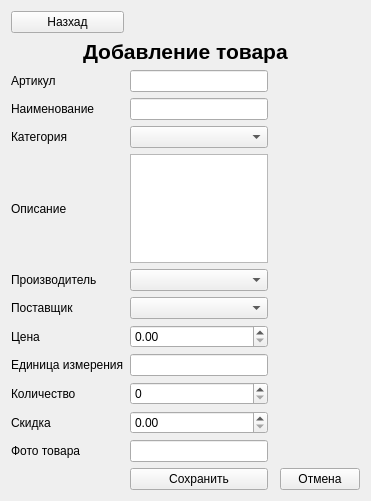
dcherep/funicture, file add_product.ui: the form before one commit.
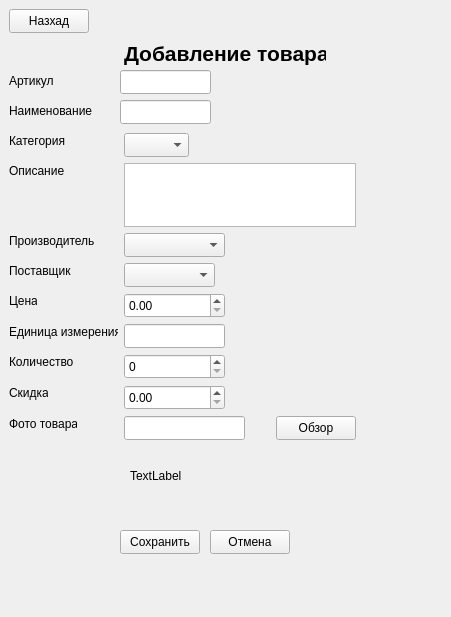
The form after the commit.

The edit to the form file:
```diff
--- a/add_product.ui
+++ b/add_product.ui
@@ -6,132 +6,306 @@
    <rect>
     <x>0</x>
     <y>0</y>
-    <width>371</width>
-    <height>501</height>
+    <width>451</width>
+    <height>617</height>
    </rect>
   </property>
   <property name="windowTitle">
    <string>Form</string>
   </property>
-  <layout class="QGridLayout" name="gridLayout">
-   <item row="13" column="0">
     <widget class="QLabel" name="label_9">
+   <property name="geometry">
+    <rect>
+     <x>9</x>
+     <y>324</y>
+     <width>109</width>
+     <height>16</height>
+    </rect>
+   </property>
      <property name="text">
       <string>Единица измерения</string>
      </property>
     </widget>
-   </item>
-   <item row="10" column="0">
     <widget class="QLabel" name="label_6">
+   <property name="geometry">
+    <rect>
+     <x>9</x>
+     <y>233</y>
+     <width>85</width>
+     <height>16</height>
+    </rect>
+   </property>
      <property name="text">
       <string>Производитель</string>
      </property>
     </widget>
-   </item>
-   <item row="11" column="1">
-    <widget class="QComboBox" name="comboBox_3"/>
-   </item>
-   <item row="15" column="0">
+  <widget class="QComboBox" name="comboBox_3">
+   <property name="geometry">
+    <rect>
+     <x>124</x>
+     <y>263</y>
+     <width>91</width>
+     <height>24</height>
+    </rect>
+   </property>
+  </widget>
     <widget class="QLabel" name="label_11">
+   <property name="geometry">
+    <rect>
+     <x>9</x>
+     <y>385</y>
+     <width>39</width>
+     <height>16</height>
+    </rect>
+   </property>
      <property name="text">
       <string>Скидка</string>
      </property>
     </widget>
-   </item>
-   <item row="0" column="0">
-    <widget class="QPushButton" name="pushButton">
-     <property name="text">
-      <string>Назхад</string>
-     </property>
-    </widget>
-   </item>
-   <item row="13" column="1">
-    <widget class="QLineEdit" name="lineEdit_3"/>
-   </item>
-   <item row="14" column="0">
+  <widget class="QLineEdit" name="lineEdit_3">
+   <property name="geometry">
+    <rect>
+     <x>124</x>
+     <y>324</y>
+     <width>101</width>
+     <height>24</height>
+    </rect>
+   </property>
+  </widget>
     <widget class="QLabel" name="label_10">
+   <property name="geometry">
+    <rect>
+     <x>9</x>
+     <y>354</y>
+     <width>65</width>
+     <height>16</height>
+    </rect>
+   </property>
      <property name="text">
       <string>Количество</string>
      </property>
     </widget>
-   </item>
-   <item row="8" column="0">
     <widget class="QLabel" name="label_4">
+   <property name="geometry">
+    <rect>
+     <x>9</x>
+     <y>133</y>
+     <width>56</width>
+     <height>16</height>
+    </rect>
+   </property>
      <property name="text">
       <string>Категория</string>
      </property>
     </widget>
-   </item>
-   <item row="18" column="1">
     <widget class="QPushButton" name="pushButton_2">
+   <property name="geometry">
+    <rect>
+     <x>120</x>
+     <y>530</y>
+     <width>80</width>
+     <height>24</height>
+    </rect>
+   </property>
      <property name="text">
       <string>Сохранить</string>
      </property>
     </widget>
-   </item>
-   <item row="9" column="0">
     <widget class="QLabel" name="label_5">
+   <property name="geometry">
+    <rect>
+     <x>9</x>
+     <y>163</y>
+     <width>55</width>
+     <height>16</height>
+    </rect>
+   </property>
      <property name="text">
       <string>Описание</string>
      </property>
     </widget>
-   </item>
-   <item row="7" column="1">
-    <widget class="QLineEdit" name="lineEdit_2"/>
-   </item>
-   <item row="6" column="1">
-    <widget class="QLineEdit" name="lineEdit"/>
-   </item>
-   <item row="11" column="0">
     <widget class="QLabel" name="label_7">
+   <property name="geometry">
+    <rect>
+     <x>9</x>
+     <y>263</y>
+     <width>63</width>
+     <height>16</height>
+    </rect>
+   </property>
      <property name="text">
       <string>Поставщик</string>
      </property>
     </widget>
-   </item>
-   <item row="16" column="0">
     <widget class="QLabel" name="label_12">
+   <property name="geometry">
+    <rect>
+     <x>9</x>
+     <y>416</y>
+     <width>68</width>
+     <height>16</height>
+    </rect>
+   </property>
      <property name="text">
       <string>Фото товара</string>
      </property>
     </widget>
-   </item>
-   <item row="6" column="0">
     <widget class="QLabel" name="label_2">
+   <property name="geometry">
+    <rect>
+     <x>9</x>
+     <y>73</y>
+     <width>46</width>
+     <height>16</height>
+    </rect>
+   </property>
      <property name="text">
       <string>Артикул</string>
      </property>
     </widget>
-   </item>
-   <item row="7" column="0">
     <widget class="QLabel" name="label_3">
+   <property name="geometry">
+    <rect>
+     <x>9</x>
+     <y>103</y>
+     <width>83</width>
+     <height>16</height>
+    </rect>
+   </property>
      <property name="text">
       <string>Наименование</string>
      </property>
     </widget>
-   </item>
-   <item row="18" column="3">
     <widget class="QPushButton" name="pushButton_3">
+   <property name="geometry">
+    <rect>
+     <x>210</x>
+     <y>530</y>
+     <width>80</width>
+     <height>24</height>
+    </rect>
+   </property>
      <property name="text">
       <string>Отмена</string>
      </property>
     </widget>
-   </item>
-   <item row="10" column="1">
-    <widget class="QComboBox" name="comboBox_2"/>
-   </item>
-   <item row="8" column="1">
-    <widget class="QComboBox" name="comboBox"/>
-   </item>
-   <item row="12" column="0">
+  <widget class="QComboBox" name="comboBox_2">
+   <property name="geometry">
+    <rect>
+     <x>124</x>
+     <y>233</y>
+     <width>101</width>
+     <height>24</height>
+    </rect>
+   </property>
+  </widget>
     <widget class="QLabel" name="label_8">
+   <property name="geometry">
+    <rect>
+     <x>9</x>
+     <y>293</y>
+     <width>28</width>
+     <height>16</height>
+    </rect>
+   </property>
      <property name="text">
       <string>Цена</string>
      </property>
     </widget>
-   </item>
-   <item row="1" column="0" colspan="4" alignment="Qt::AlignmentFlag::AlignHCenter|Qt::AlignmentFlag::AlignVCenter">
+  <widget class="QDoubleSpinBox" name="doubleSpinBox">
+   <property name="geometry">
+    <rect>
+     <x>124</x>
+     <y>293</y>
+     <width>101</width>
+     <height>25</height>
+    </rect>
+   </property>
+   <property name="decimals">
+    <number>2</number>
+   </property>
+   <property name="maximum">
+    <double>1000000.000000000000000</double>
+   </property>
+  </widget>
+  <widget class="QDoubleSpinBox" name="doubleSpinBox_2">
+   <property name="geometry">
+    <rect>
+     <x>124</x>
+     <y>385</y>
+     <width>101</width>
+     <height>25</height>
+    </rect>
+   </property>
+   <property name="maximum">
+    <double>1000.000000000000000</double>
+   </property>
+  </widget>
+  <widget class="QSpinBox" name="spinBox">
+   <property name="geometry">
+    <rect>
+     <x>124</x>
+     <y>354</y>
+     <width>101</width>
+     <height>25</height>
+    </rect>
+   </property>
+   <property name="maximum">
+    <number>100</number>
+   </property>
+  </widget>
+  <widget class="QLineEdit" name="lineEdit_4">
+   <property name="geometry">
+    <rect>
+     <x>124</x>
+     <y>416</y>
+     <width>121</width>
+     <height>24</height>
+    </rect>
+   </property>
+  </widget>
+  <widget class="QTextEdit" name="textEdit">
+   <property name="geometry">
+    <rect>
+     <x>124</x>
+     <y>163</y>
+     <width>232</width>
+     <height>64</height>
+    </rect>
+   </property>
+  </widget>
+  <widget class="QLineEdit" name="lineEdit_2">
+   <property name="geometry">
+    <rect>
+     <x>120</x>
+     <y>100</y>
+     <width>91</width>
+     <height>24</height>
+    </rect>
+   </property>
+  </widget>
+  <widget class="QPushButton" name="pushButton">
+   <property name="geometry">
+    <rect>
+     <x>9</x>
+     <y>9</y>
+     <width>80</width>
+     <height>24</height>
+    </rect>
+   </property>
+   <property name="text">
+    <string>Назхад</string>
+   </property>
+  </widget>
     <widget class="QLabel" name="label">
+   <property name="geometry">
+    <rect>
+     <x>124</x>
+     <y>39</y>
+     <width>202</width>
+     <height>28</height>
+    </rect>
+   </property>
      <property name="font">
       <font>
        <pointsize>16</pointsize>
@@ -142,27 +316,61 @@
       <string>Добавление товара</string>
      </property>
     </widget>
-   </item>
-   <item row="12" column="1">
-    <widget class="QDoubleSpinBox" name="doubleSpinBox">
-     <property name="decimals">
-      <number>2</number>
-     </property>
-    </widget>
-   </item>
-   <item row="15" column="1">
-    <widget class="QDoubleSpinBox" name="doubleSpinBox_2"/>
-   </item>
-   <item row="14" column="1">
-    <widget class="QSpinBox" name="spinBox"/>
-   </item>
-   <item row="16" column="1">
-    <widget class="QLineEdit" name="lineEdit_4"/>
-   </item>
-   <item row="9" column="1">
-    <widget class="QTextEdit" name="textEdit"/>
-   </item>
-  </layout>
+  <widget class="QComboBox" name="comboBox">
+   <property name="geometry">
+    <rect>
+     <x>124</x>
+     <y>133</y>
+     <width>65</width>
+     <height>24</height>
+    </rect>
+   </property>
+  </widget>
+  <widget class="QLineEdit" name="lineEdit">
+   <property name="geometry">
+    <rect>
+     <x>120</x>
+     <y>70</y>
+     <width>91</width>
+     <height>24</height>
+    </rect>
+   </property>
+  </widget>
+  <widget class="QPushButton" name="pushButton_4">
+   <property name="geometry">
+    <rect>
+     <x>276</x>
+     <y>416</y>
+     <width>80</width>
+     <height>24</height>
+    </rect>
+   </property>
+   <property name="text">
+    <string>Обзор</string>
+   </property>
+  </widget>
+  <widget class="QLabel" name="label_13">
+   <property name="geometry">
+    <rect>
+     <x>130</x>
+     <y>450</y>
+     <width>100</width>
+     <height>51</height>
+    </rect>
+   </property>
+   <property name="maximumSize">
+    <size>
+     <width>100</width>
+     <height>100</height>
+    </size>
+   </property>
+   <property name="text">
+    <string>TextLabel</string>
+   </property>
+   <property name="scaledContents">
+    <bool>true</bool>
+   </property>
+  </widget>
  </widget>
  <resources/>
  <connections/>
```
Lines whose indentation alone changed are shown as unchanged.
